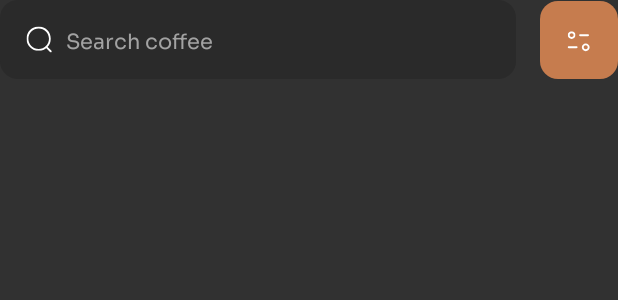
After one commit to T-e-i-l-s/CoffeeShop, an Android app: the layout home_screen_search_bar.xml on its own in the app's theme, with its tools: preview values and no code run, on a phone screen of 412 x 824 dp. The commit adds this screen. Shown: the top 300 px of the screen. Run offline under Robolectric (Android 15) with nearby library versions, the phone set to English and light mode, and no system bars.

Commit message:
Home Screen Header UI

```diff
--- /dev/null
+++ b/app/src/main/res/drawable/brown_shape.xml
@@ -0,0 +1,5 @@
+<?xml version="1.0" encoding="utf-8"?>
+<shape xmlns:android="http://schemas.android.com/apk/res/android">
+    <solid android:color="@color/brown"/>
+    <corners android:radius="12dp"/>
+</shape>
--- /dev/null
+++ b/app/src/main/res/drawable/search_icon.xml
@@ -0,0 +1,19 @@
+<vector xmlns:android="http://schemas.android.com/apk/res/android" android:autoMirrored="true" android:height="20dp" android:viewportHeight="20" android:viewportWidth="20" android:width="20dp">
+
+    <group>
+
+        <clip-path android:fillType="evenOdd" android:pathData="M1.667,1.667H17.897V17.897H1.667V1.667Z"/>
+
+        <path android:fillColor="#ffffff" android:fillType="evenOdd" android:pathData="M9.782,2.917C5.997,2.917 2.917,5.996 2.917,9.782C2.917,13.568 5.997,16.647 9.782,16.647C13.567,16.647 16.647,13.568 16.647,9.782C16.647,5.996 13.567,2.917 9.782,2.917ZM9.782,17.897C5.307,17.897 1.666,14.257 1.666,9.782C1.666,5.307 5.307,1.667 9.782,1.667C14.257,1.667 17.897,5.307 17.897,9.782C17.897,14.257 14.257,17.897 9.782,17.897Z"/>
+
+    </group>
+
+    <group>
+
+        <clip-path android:fillType="evenOdd" android:pathData="M14.367,14.756H18.553V18.935H14.367V14.756Z"/>
+
+        <path android:fillColor="#ffffff" android:fillType="evenOdd" android:pathData="M17.928,18.935C17.769,18.935 17.609,18.874 17.487,18.752L14.55,15.824C14.306,15.58 14.305,15.184 14.549,14.94C14.793,14.694 15.189,14.696 15.434,14.938L18.37,17.867C18.614,18.111 18.615,18.506 18.371,18.751C18.249,18.874 18.088,18.935 17.928,18.935Z"/>
+
+    </group>
+
+</vector>
--- /dev/null
+++ b/app/src/main/res/drawable/search_layout_shape.xml
@@ -0,0 +1,5 @@
+<?xml version="1.0" encoding="utf-8"?>
+<shape xmlns:android="http://schemas.android.com/apk/res/android">
+    <solid android:color="@color/search_bar"/>
+    <corners android:radius="12dp"/>
+</shape>
--- /dev/null
+++ b/app/src/main/res/drawable/settings_icon.xml
@@ -0,0 +1,17 @@
+<vector xmlns:android="http://schemas.android.com/apk/res/android" android:autoMirrored="true" android:height="20dp" android:viewportHeight="20" android:viewportWidth="20" android:width="20dp">
+
+    <path android:fillColor="#ffffff" android:fillType="evenOdd" android:pathData="M8.4,15.494H3.149C2.804,15.494 2.524,15.214 2.524,14.869C2.524,14.524 2.804,14.244 3.149,14.244H8.4C8.745,14.244 9.025,14.524 9.025,14.869C9.025,15.214 8.745,15.494 8.4,15.494Z"/>
+
+    <path android:fillColor="#ffffff" android:fillType="evenOdd" android:pathData="M15.992,7.417H10.742C10.397,7.417 10.117,7.137 10.117,6.792C10.117,6.447 10.397,6.167 10.742,6.167H15.992C16.337,6.167 16.617,6.447 16.617,6.792C16.617,7.137 16.337,7.417 15.992,7.417Z"/>
+
+    <group>
+
+        <clip-path android:fillType="evenOdd" android:pathData="M2.5,4.167H7.688V9.327H2.5V4.167Z"/>
+
+        <path android:fillColor="#ffffff" android:fillType="evenOdd" android:pathData="M5.094,5.417C4.353,5.417 3.75,6.013 3.75,6.747C3.75,7.481 4.353,8.077 5.094,8.077C5.836,8.077 6.438,7.481 6.438,6.747C6.438,6.013 5.836,5.417 5.094,5.417ZM5.094,9.327C3.664,9.327 2.5,8.17 2.5,6.747C2.5,5.325 3.664,4.167 5.094,4.167C6.525,4.167 7.688,5.325 7.688,6.747C7.688,8.17 6.525,9.327 5.094,9.327Z"/>
+
+    </group>
+
+    <path android:fillColor="#ffffff" android:fillType="evenOdd" android:pathData="M14.49,13.507C13.748,13.507 13.145,14.103 13.145,14.837C13.145,15.571 13.748,16.167 14.49,16.167C15.231,16.167 15.833,15.571 15.833,14.837C15.833,14.103 15.231,13.507 14.49,13.507ZM14.49,17.417C13.059,17.417 11.895,16.259 11.895,14.837C11.895,13.414 13.059,12.257 14.49,12.257C15.92,12.257 17.083,13.414 17.083,14.837C17.083,16.259 15.92,17.417 14.49,17.417Z"/>
+
+</vector>
--- /dev/null
+++ b/app/src/main/res/layout/home_screen_search_bar.xml
@@ -0,0 +1,55 @@
+<?xml version="1.0" encoding="utf-8"?>
+<androidx.constraintlayout.widget.ConstraintLayout xmlns:android="http://schemas.android.com/apk/res/android"
+    xmlns:tools="http://schemas.android.com/tools"
+    android:layout_width="match_parent"
+    android:layout_height="wrap_content"
+    xmlns:app="http://schemas.android.com/apk/res-auto"
+    android:orientation="horizontal">
+
+    <LinearLayout
+        android:id="@+id/search_layout"
+        android:layout_width="0dp"
+        android:layout_height="wrap_content"
+        android:background="@drawable/search_layout_shape"
+        android:gravity="center"
+        android:padding="16dp"
+        android:layout_marginEnd="16dp"
+        app:layout_constraintEnd_toStartOf="@id/settings_icon"
+        app:layout_constraintStart_toStartOf="parent"
+        app:layout_constraintTop_toTopOf="parent"
+        app:layout_constraintBottom_toBottomOf="parent">
+        <ImageView
+            android:layout_width="20dp"
+            android:layout_height="20dp"
+            android:contentDescription="@null"
+            android:src="@drawable/search_icon" />
+
+        <Space
+            android:layout_width="8dp"
+            android:layout_height="match_parent" />
+
+        <EditText
+            android:layout_width="match_parent"
+            android:layout_height="wrap_content"
+            android:autofillHints=""
+            android:background="@null"
+            android:fontFamily="@font/app_font"
+            android:inputType="text"
+            android:text="@string/search_bar_placeholder"
+            android:textColor="@color/gray"
+            android:textSize="14sp"
+            tools:ignore="LabelFor" />
+    </LinearLayout>
+
+    <ImageView
+        android:id="@+id/settings_icon"
+        android:layout_width="0dp"
+        android:layout_height="match_parent"
+        android:contentDescription="@null"
+        android:src="@drawable/settings_icon"
+        android:background="@drawable/brown_shape"
+        android:padding="16dp"
+        app:layout_constraintEnd_toEndOf="parent"
+        app:layout_constraintTop_toTopOf="parent"
+        app:layout_constraintBottom_toBottomOf="parent" />
+</androidx.constraintlayout.widget.ConstraintLayout>
--- a/app/src/main/res/layout/onboarding_screen.xml
+++ b/app/src/main/res/layout/onboarding_screen.xml
@@ -3,7 +3,7 @@
     xmlns:android="http://schemas.android.com/apk/res/android"
     android:layout_width="match_parent"
     android:layout_height="match_parent"
-    android:background="@color/onboarding">
+    android:background="@color/onboarding_background">
 
     <ImageView
         android:id="@+id/onboarding_background_image"
--- a/app/src/main/res/values/colors.xml
+++ b/app/src/main/res/values/colors.xml
@@ -1,10 +1,23 @@
 <?xml version="1.0" encoding="utf-8"?>
 <resources>
-    <color name="onboarding">#050505</color>
+    <!--  Background  -->
+    <color name="background">#F9F9F9</color>
+    <color name="secondary_background">#FFFFFF</color>
+    <!--  Content  -->
+    <color name="black">#242424</color>
+    <color name="dark_gray">#313131</color>
+    <color name="white">#FFFFFF</color>
+    <color name="gray">#A2A2A2</color>
+    <!--  Additional  -->
     <color name="brown">#c67c4e</color>
     <color name="beige">#edd6c8</color>
-    <color name="black">#313131</color>
-    <color name="white">#e3e3e3</color>
     <color name="light_beige">#f9f2ed</color>
-    <color name="gray">#A2A2A2</color>
+
+    <!--  Onboarding  -->
+    <color name="onboarding_background">#050505</color>
+
+    <!--  Home Screen  -->
+    <color name="home_header_gradient_start">#313131</color>
+    <color name="home_header_gradient_end">#111111</color>
+    <color name="search_bar">#2A2A2A</color>
 </resources>
--- a/app/src/main/res/values/strings.xml
+++ b/app/src/main/res/values/strings.xml
@@ -5,4 +5,8 @@
     <string name="onboarding_title">Fall in Love with Coffee in Blissful Delight!</string>
     <string name="onboarding_text">Welcome to our cozy coffee corner, where every cup is a delightful for you.</string>
     <string name="onboarding_button_text">Get Started</string>
+
+    <!--  Home Screen  -->
+    <string name="location">Location</string>
+    <string name="search_bar_placeholder">Search coffee</string>
 </resources>
--- a/app/src/main/res/values/themes.xml
+++ b/app/src/main/res/values/themes.xml
@@ -1,6 +1,6 @@
 <resources>
     <style name="Theme.CoffeeShop" parent="Theme.AppCompat.DayNight.NoActionBar">
-         <item name="colorPrimaryDark">@color/black</item>
-        <item name="android:windowBackground">@color/black</item>
+         <item name="colorPrimaryDark">@color/dark_gray</item>
+        <item name="android:windowBackground">@color/dark_gray</item>
     </style>
 </resources>
```
Also changed, not shown: app/src/main/res/drawable/home_header_background.xml (added, +8 -0 lines), app/src/main/res/drawable/plus_icon.xml (added, +7 -0 lines), app/src/main/res/layout/home_screen.xml (+39 -2 lines).
